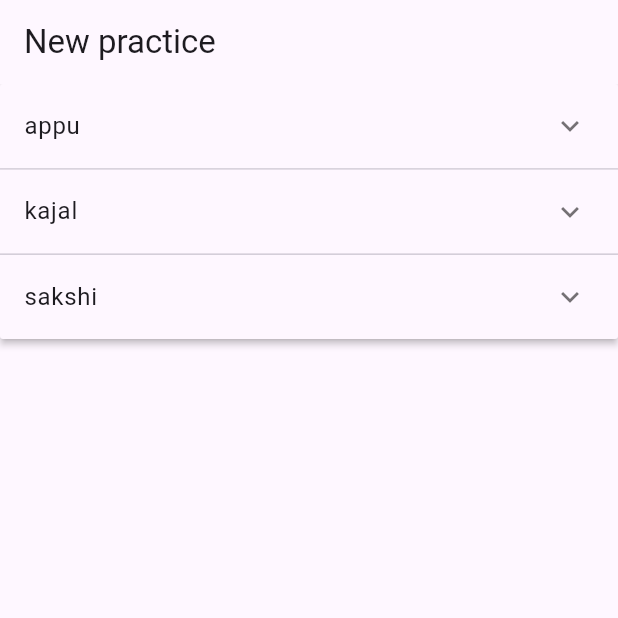
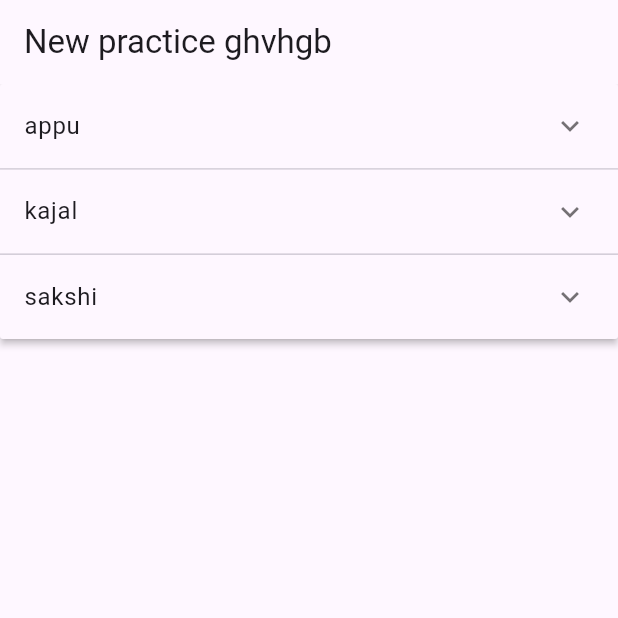
Before and after one commit to kajalgupta27/repo_demo, a Flutter app: the screen it shows after launch, on a phone screen of 412 x 824 dp, the top half of it. Run offline on Flutter 3.47's test engine with Material 3 defaults, Android fonts, the light colour scheme and no system bars.

Commit message:
new changes

```diff
--- a/lib/main.dart
+++ b/lib/main.dart
@@ -95,7 +95,7 @@ class _MyAppState extends State<MyApp> {
     return MaterialApp(
       home: Scaffold(
         appBar: AppBar(
-          title: Text('New practice'),
+          title: Text('New practice ghvhgb'),
         ),
         body: SingleChildScrollView(
           child: ExpansionPanelList(
```
